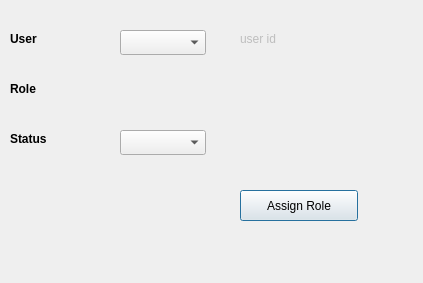
Above: presentation/authorization_ui/assignUserToRole.ui from Hossam01/HyperPOS2020Design before the change. Below: the same form after it.
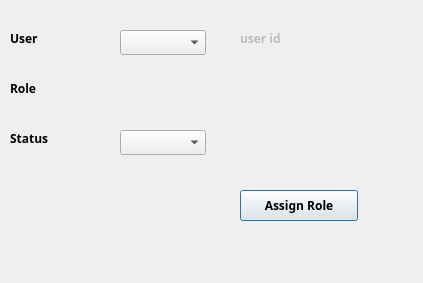
That is the form after the change.

What changed in the file:
```diff
--- a/presentation/authorization_ui/assignUserToRole.ui
+++ b/presentation/authorization_ui/assignUserToRole.ui
@@ -52,6 +52,7 @@
    </property>
    <property name="font">
     <font>
+     <family>29LT Bukra Regular</family>
      <pointsize>9</pointsize>
      <weight>75</weight>
      <bold>true</bold>
@@ -72,6 +73,7 @@
    </property>
    <property name="font">
     <font>
+     <family>29LT Bukra Regular</family>
      <pointsize>9</pointsize>
      <weight>75</weight>
      <bold>true</bold>
@@ -105,6 +107,7 @@
    </property>
    <property name="font">
     <font>
+     <family>29LT Bukra Regular</family>
      <pointsize>9</pointsize>
      <weight>75</weight>
      <bold>true</bold>
@@ -125,7 +128,10 @@
    </property>
    <property name="font">
     <font>
+     <family>29LT Bukra Regular</family>
      <pointsize>9</pointsize>
+     <weight>75</weight>
+     <bold>true</bold>
     </font>
    </property>
    <property name="styleSheet">
@@ -147,6 +153,14 @@
      <height>17</height>
     </rect>
    </property>
+   <property name="font">
+    <font>
+     <family>29LT Bukra Regular</family>
+     <pointsize>9</pointsize>
+     <weight>75</weight>
+     <bold>true</bold>
+    </font>
+   </property>
    <property name="frameShape">
     <enum>QFrame::NoFrame</enum>
    </property>
```
Left out of the diff: 24 changed lines with no effect on the pictures.
